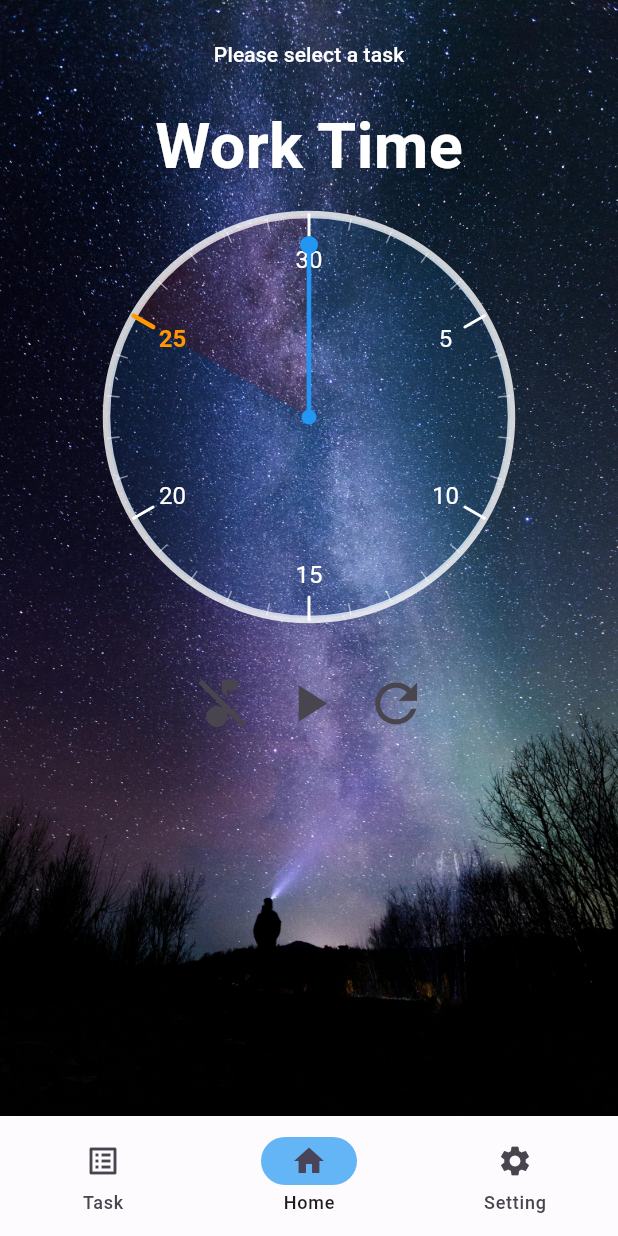
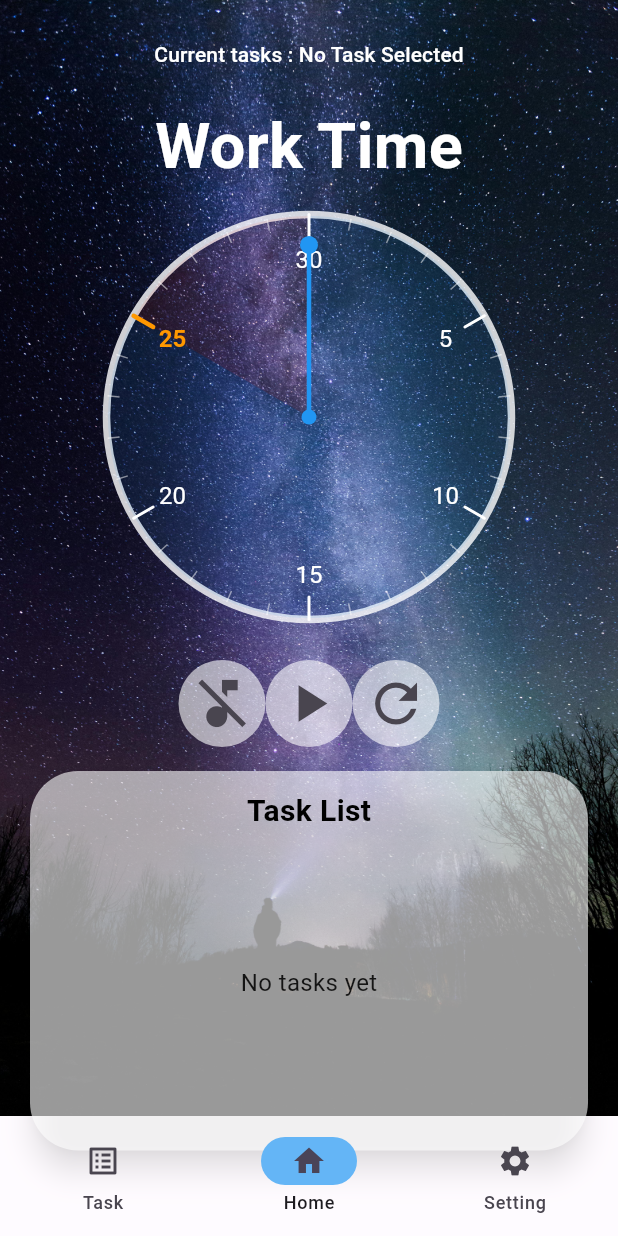
Before and after one commit to Hongjing-1/tomato-clock, a Flutter app: the screen it shows after launch, on a phone screen of 412 x 824 dp. Run offline on Flutter 3.47's test engine with Material 3 defaults, Android fonts, the light colour scheme and no system bars; our stand-ins replace audioplayers, shared_preferences.

Commit message:
task list Synchronous display

```diff
--- a/lib/home.dart
+++ b/lib/home.dart
@@ -13,13 +13,12 @@ class Homepage extends StatefulWidget {
   State<Homepage> createState() => _HomepageState();
 }
 
-class _HomepageState extends State<Homepage> with SingleTickerProviderStateMixin {
+class _HomepageState extends State<Homepage>
+    with SingleTickerProviderStateMixin {
   late AnimationController _animationController;
   late AudioPlayer _audioPlayer;
 
   Timer? _countdownTimer;
-
-  List<Map<String, String>> tasks = [];
 
   int workDuration = 25;
   int breakDuration = 5;
@@ -124,7 +123,9 @@ class _HomepageState extends State<Homepage> with SingleTickerProviderStateMixin
                 // 顯示當前選擇的任務
                 TextButton(
                   onPressed: _chooseTaskDialog,
-                  child: Text(taskProvider.currentTask, style: const TextStyle(color: Colors.white)),
+                  child: Text('Current tasks : ${taskProvider.currentTask}',
+                    style: const TextStyle(color: Colors.white),
+                  ),
                 ),
                 const SizedBox(height: 8),
                 Text(
@@ -135,24 +136,27 @@ class _HomepageState extends State<Homepage> with SingleTickerProviderStateMixin
                     color: Colors.white,
                   ),
                 ),
-
                 // 顯示計時模式 (數字 or 圓形鐘)
-                appState.showMode
+                SizedBox(
+                  height: 300,
+                  child: appState.showMode
                       ? Text(
                     _formatTime(totalDurationInSeconds),
-                  style: const TextStyle(fontSize: 64, color: Colors.white),
+                    style: const TextStyle(fontSize: 72, color: Colors.white),
                   )
                       : CustomPaint(
                     painter: ClockPainter(
                       isTimerRunning
-                        ? 1 - (totalDurationInSeconds / ((workDuration + breakDuration) * 60))
+                          ? 1 -
+                          (totalDurationInSeconds /
+                              ((workDuration + breakDuration) * 60))
                           : 0,
                       workDuration,
                       breakDuration,
                     ),
                     size: const Size(300, 300),
                   ),
-
+                ),
                 const SizedBox(height: 12),
                 // 音樂、開始/暫停、重置按鈕
                 Center(
@@ -161,74 +165,107 @@ class _HomepageState extends State<Homepage> with SingleTickerProviderStateMixin
                     children: [
                       IconButton(
                         onPressed: isMusicPlaying ? _stopMusic : _playMusic,
-                        icon: Icon(isMusicPlaying ? Icons.music_note_sharp : Icons.music_off_sharp),
+                        icon: Icon(
+                          isMusicPlaying
+                              ? Icons.music_note_sharp
+                              : Icons.music_off_sharp,
+                        ),
                         iconSize: 42,
+                        style: IconButton.styleFrom(
+                          backgroundColor: Colors.white60
+                        ),
                       ),
                       IconButton(
                         onPressed: isTimerRunning ? _pauseTimer : _startTimer,
-                        icon: Icon(isTimerRunning ? Icons.stop : Icons.play_arrow),
+                        icon: Icon(
+                          isTimerRunning ? Icons.stop : Icons.play_arrow,
+                        ),
                         iconSize: 42,
+                        style: IconButton.styleFrom(
+                          backgroundColor: Colors.white60
+                        ),
                       ),
                       IconButton(
                         onPressed: _refreshTimer,
                         icon: const Icon(Icons.refresh),
                         tooltip: 'Refresh Timer',
                         iconSize: 42,
+                        style: IconButton.styleFrom(
+                            backgroundColor: Colors.white60
+                        ),
                       ),
                     ],
                   ),
                 ),
                 const SizedBox(height: 12),
-
                 // 任務列表
                 Container(
                   margin: const EdgeInsets.symmetric(horizontal: 16),
                   child: Card(
                     elevation: 8,
-                    color: Colors.white,
+                    color: Colors.white60,
                     shape: RoundedRectangleBorder(
                       borderRadius: BorderRadius.circular(32),
                     ),
-                    // child: SingleChildScrollView(
-                    //   child: Padding(
-                    //     padding: const EdgeInsets.all(12),
-                    //     child: Column(
-                    //       children: [
-                    //         const Text(
-                    //           "Task List",
-                    //           style: TextStyle(
-                    //             fontSize: 20,
-                    //             color: Colors.black,
-                    //             fontWeight: FontWeight.bold,
-                    //           ),
-                    //         ),
-                    //         ListView.builder(
-                    //           itemCount: tasks.length,
-                    //           itemBuilder: (context, index) {
-                    //             final task = tasks[index];
-                    //             return GestureDetector(
-                    //               onTap: () {
-                    //                 // _editTaskDialog(index);
-                    //               },
-                    //               onLongPress: () {
-                    //                 // _confirmDelete(index);
-                    //               },
-                    //               child: Card(
-                    //                 margin: const EdgeInsets.symmetric(
-                    //                     horizontal: 16, vertical: 8),
-                    //                 color: Colors.white70,
-                    //                 child: ListTile(
-                    //                   title: Text('${task['task']}'), // 加這航線會顯示task name
-                    //                   subtitle: Text('Rest: ${task['rest']} min\nWork: ${task['work']} min'), // 原本的 work 改來這裡(用\n換行)
-                    //                 ),
-                    //               ),
-                    //             );
-                    //           },
-                    //         ),
-                    //       ],
-                    //     ),
-                    //   ),
-                    // ),
+                    child: Padding(
+                      padding: const EdgeInsets.all(12),
+                      child: Column(
+                        children: [
+                          const Text(
+                            "Task List",
+                            style: TextStyle(
+                              fontSize: 20,
+                              color: Colors.black,
+                              fontWeight: FontWeight.bold,
+                            ),
+                          ),
+                          SizedBox(
+                            height: 200,
+                            child:
+                                taskProvider
+                                        .tasks
+                                        .isEmpty // 使用 taskProvider.tasks
+                                    ? const Center(
+                                      child: Text(
+                                        'No tasks yet',
+                                        style: TextStyle(
+                                          color: Colors.black87,
+                                          fontSize: 16,
+                                        ),
+                                      ),
+                                    )
+                                    : ListView.builder(
+                                      itemCount: taskProvider.tasks.length,
+                                      // 使用 taskProvider.tasks
+                                      itemBuilder: (context, index) {
+                                        final task =
+                                            taskProvider
+                                                .tasks[index]; // 使用 taskProvider.tasks
+                                        return GestureDetector(
+                                          onTap: () {
+                                            // 可以添加選擇任務的功能
+                                            taskProvider.chooseTask(index);
+                                          },
+                                          child: Card(
+                                            margin: const EdgeInsets.symmetric(
+                                              horizontal: 8,
+                                              vertical: 4,
+                                            ),
+                                            color: Colors.white70,
+                                            child: ListTile(
+                                              title: Text(task['task']!),
+                                              subtitle: Text(
+                                                'Rest: ${task['rest']} min\nWork: ${task['work']} min',
+                                              ),
+                                            ),
+                                          ),
+                                        );
+                                      },
+                                    ),
+                          ),
+                        ],
+                      ),
+                    ),
                   ),
                 ),
               ],
@@ -256,7 +293,9 @@ class _HomepageState extends State<Homepage> with SingleTickerProviderStateMixin
                 final task = taskProvider.tasks[index];
                 return ListTile(
                   title: Text(task['task']!),
-                  subtitle: Text("Work: ${task['work']} min, Rest: ${task['rest']} min"),
+                  subtitle: Text(
+                    "Work: ${task['work']} min, Rest: ${task['rest']} min",
+                  ),
                   onTap: () {
                     taskProvider.chooseTask(index);
                     setState(() {
@@ -277,7 +316,8 @@ class _HomepageState extends State<Homepage> with SingleTickerProviderStateMixin
 
   void _updateTimerMode() {
     int workTimeInSeconds = workDuration * 60;
-    int elapsedSeconds = ((workDuration + breakDuration) * 60) - totalDurationInSeconds;
+    int elapsedSeconds =
+        ((workDuration + breakDuration) * 60) - totalDurationInSeconds;
     setState(() {
       isWorkMode = elapsedSeconds < workTimeInSeconds;
     });
--- a/lib/main.dart
+++ b/lib/main.dart
@@ -32,7 +32,12 @@ class MyApp extends StatelessWidget {
 
   @override
   Widget build(BuildContext context) {
-    return MaterialApp(
+    return MultiProvider(
+      providers: [
+        ChangeNotifierProvider(create: (context) => AppState()),
+        ChangeNotifierProvider(create: (context) => TaskProvider()),
+      ],
+      child: MaterialApp(
         debugShowCheckedModeBanner: false,
         initialRoute: '/',
         routes: {
@@ -43,6 +48,7 @@ class MyApp extends StatelessWidget {
           '/Setting': (context) => Settingpage(),
           '/task': (context) => Taskpage(), // 讓 Taskpage 也能透過命名路由進入
         },
+      ),
     );
   }
 }
--- a/lib/task storage.dart
+++ b/lib/task storage.dart
@@ -2,44 +2,81 @@ import 'dart:convert';
 import 'package:shared_preferences/shared_preferences.dart';
 
 class TaskStorage {
-  static Future<void> saveTask(int workMinutes, int restMinutes) async {
+  static Future<void> saveTask(String taskName, int workMinutes, int restMinutes) async {
     SharedPreferences prefs = await SharedPreferences.getInstance();
     List<String> tasks = prefs.getStringList("tasks") ?? [];
 
     Map<String, dynamic> newTask = {
-      "workMinutes": workMinutes,
-      "restMinutes": restMinutes
+      "task": taskName,
+      "work": workMinutes.toString(),
+      "rest": restMinutes.toString()
     };
 
     tasks.add(jsonEncode(newTask));
     await prefs.setStringList("tasks", tasks);
   }
 
-  static Future<List<Map<String, dynamic>>> loadTasks() async {
+  static Future<void> saveTasks(List<Map<String, String>> taskList) async {
+    SharedPreferences prefs = await SharedPreferences.getInstance();
+    List<String> tasks = taskList.map((task) => jsonEncode(task)).toList();
+    await prefs.setStringList("tasks", tasks);
+  }
+
+  static Future<List<Map<String, String>>> loadTasks() async {
     SharedPreferences prefs = await SharedPreferences.getInstance();
     List<String> tasks = prefs.getStringList("tasks") ?? [];
 
-    // 明確轉型為 List<Map<String, dynamic>>
-    List<Map<String, dynamic>> parsedTasks = tasks.map((task) {
-      return Map<String, dynamic>.from(jsonDecode(task));
+    List<Map<String, String>> parsedTasks = tasks.map((task) {
+      Map<String, dynamic> decoded = jsonDecode(task);
+
+      // 處理舊格式數據的轉換
+      if (decoded.containsKey("workMinutes") && decoded.containsKey("restMinutes")) {
+        return {
+          "task": "Untitled Task",
+          "work": decoded["workMinutes"].toString(),
+          "rest": decoded["restMinutes"].toString()
+        };
+      }
+
+      // 新格式數據
+      return {
+        "task": decoded["task"]?.toString() ?? "Untitled Task",
+        "work": decoded["work"]?.toString() ?? "25",
+        "rest": decoded["rest"]?.toString() ?? "5"
+      };
     }).toList();
 
     return parsedTasks;
   }
 
-  static Future<void> deleteTask(int index) async {
-    final prefs = await SharedPreferences.getInstance();
-
-    // 讀取現有任務列表
+  static Future<void> updateTask(int index, String taskName, int workMinutes, int restMinutes) async {
+    SharedPreferences prefs = await SharedPreferences.getInstance();
     List<String> tasks = prefs.getStringList("tasks") ?? [];
 
-    // 確保索引有效
     if (index >= 0 && index < tasks.length) {
-      // 刪除指定索引的任務
-      tasks.removeAt(index);
+      Map<String, dynamic> updatedTask = {
+        "task": taskName,
+        "work": workMinutes.toString(),
+        "rest": restMinutes.toString()
+      };
 
-      // 保存更新後的任務列表
+      tasks[index] = jsonEncode(updatedTask);
       await prefs.setStringList("tasks", tasks);
     }
   }
+
+  static Future<void> deleteTask(int index) async {
+    final prefs = await SharedPreferences.getInstance();
+    List<String> tasks = prefs.getStringList("tasks") ?? [];
+
+    if (index >= 0 && index < tasks.length) {
+      tasks.removeAt(index);
+      await prefs.setStringList("tasks", tasks);
+    }
+  }
+
+  static Future<void> clearAllTasks() async {
+    final prefs = await SharedPreferences.getInstance();
+    await prefs.remove("tasks");
+  }
 }
--- a/lib/task_provider.dart
+++ b/lib/task_provider.dart
@@ -1,29 +1,89 @@
 import 'package:flutter/material.dart';
+import 'package:untitled4/task%20storage.dart';
 
-class TaskProvider with ChangeNotifier {
+
+class TaskProvider extends ChangeNotifier {
+
   List<Map<String, String>> _tasks = [];
-  String _currentTask = "Please select a task";
+  String _currentTask = "No Task Selected";
 
   List<Map<String, String>> get tasks => _tasks;
   String get currentTask => _currentTask;
 
-  void addTask(String task, String work, String rest) {
-    _tasks.add({'task': task, 'work': work, 'rest': rest});
+  bool _isLoading = false;
+  bool get isLoading => _isLoading;
+
+  // 初始化時載入任務
+  TaskProvider() {
+    loadTasks();
+  }
+
+  void addTask(Map<String, String> task) {
+    _tasks.add(task);
     notifyListeners();
   }
 
-  void editTask(int index, String task, String work, String rest) {
-    _tasks[index] = {'task': task, 'work': work, 'rest': rest};
+  void updateTask(int index, Map<String, String> task) {
+    if (index >= 0 && index < _tasks.length) {
+      _tasks[index] = task;
+      notifyListeners();
+    }
+  }
+
+  void deleteTask(int index) {
+    if (index >= 0 && index < _tasks.length) {
+      _tasks.removeAt(index);
+      notifyListeners();
+    }
+  }
+
+  void chooseTask(int index) {
+    if (index >= 0 && index < _tasks.length) {
+      _currentTask = _tasks[index]['task']!;
+      notifyListeners();
+    }
+  }
+
+  Future<void> loadTasks() async {
+    _isLoading = true;
+    notifyListeners();
+
+    try {
+      _tasks = await TaskStorage.loadTasks();
+    } catch (e) {
+      print('Error loading tasks: $e');
+      _tasks = [];
+    }
+
+    _isLoading = false;
     notifyListeners();
   }
 
-  void deleteTask(int index) {
-    _tasks.removeAt(index);
+  void clearCurrentTask() {
+    _currentTask = "No Task Selected";
     notifyListeners();
   }
 
-  void chooseTask(int index) {
-    _currentTask = "'${_tasks[index]['task']}' in progress";
-    notifyListeners();
+  Future<void> clearAllTasks() async {
+    try {
+      // 保存舊任務列表以備回滾
+      List<Map<String, String>> oldTasks = List.from(_tasks);
+
+      // 先清空本地列表
+      _tasks.clear();
+      _currentTask = "No Task Selected";
+      notifyListeners();
+
+      // 然後清空存儲
+      await TaskStorage.clearAllTasks();
+    } catch (e) {
+      print('Error clearing tasks: $e');
+      rethrow;
+    }
+  }
+
+  // 重新載入任務（用於手動刷新）
+  Future<void> refreshTasks() async {
+    await loadTasks();
   }
 }
```
Also changed, not shown: lib/Taskpage.dart (+75 -26 lines). Lines whose indentation alone changed are shown as unchanged.
